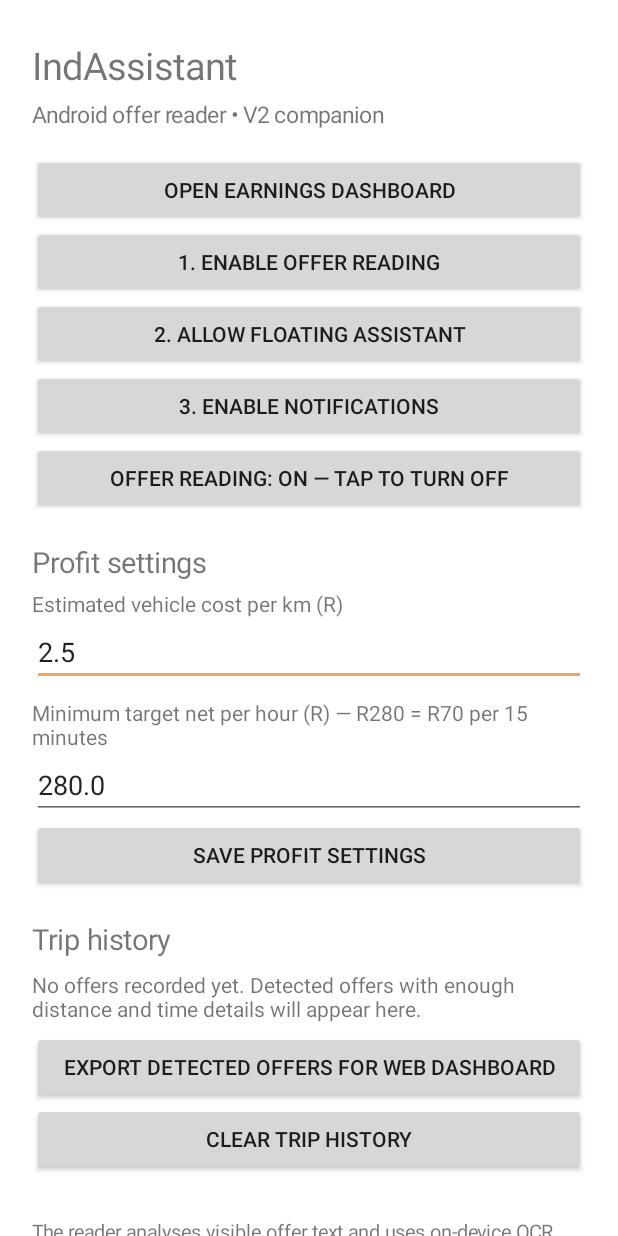
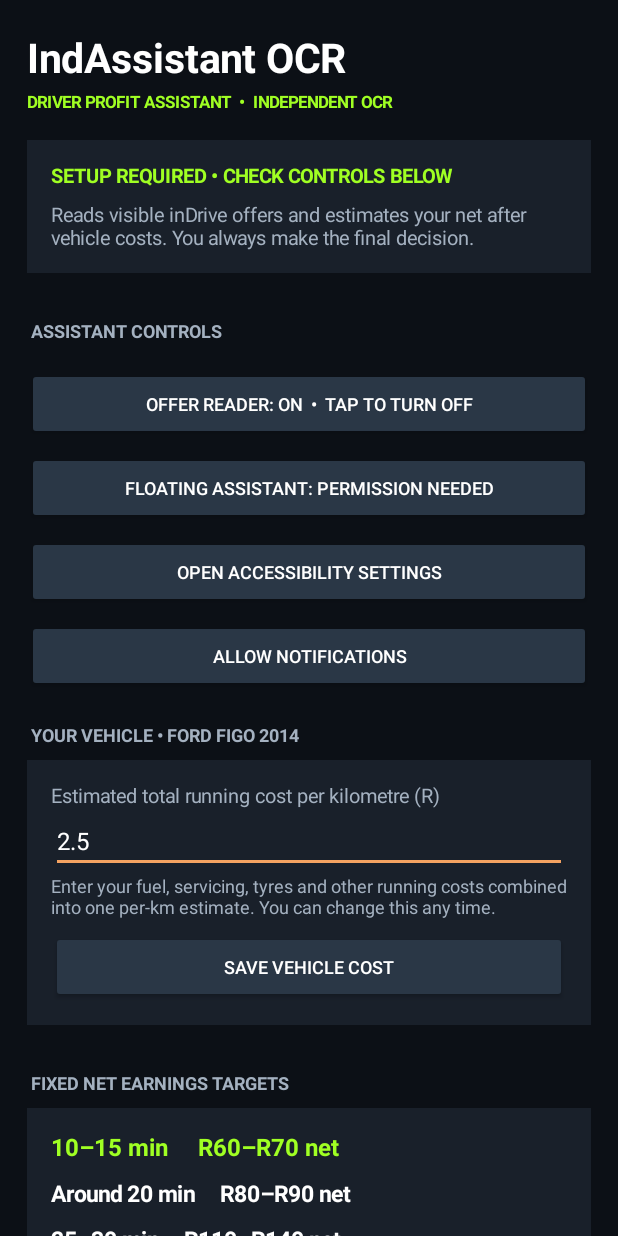
Before and after one commit to whalynbomm-blip/driver-profit-assistant-v2, an Android app: the screen it shows after launch (MainActivity), on a phone screen of 412 x 824 dp. Run offline under Robolectric (Android 15) with nearby library versions, the phone set to English and light mode, and no system bars.

Commit message:
Build standalone native IndAssistant OCR home screen

```diff
--- a/app/src/main/java/za/co/driverprofit/assistant/MainActivity.kt
+++ b/app/src/main/java/za/co/driverprofit/assistant/MainActivity.kt
@@ -7,227 +7,189 @@ import android.net.Uri
 import android.os.Build
 import android.os.Bundle
 import android.provider.Settings
+import android.graphics.Color
+import android.graphics.Typeface
+import android.view.Gravity
+import android.view.View
 import android.view.ViewGroup
-import android.widget.Button
-import android.widget.EditText
-import android.widget.LinearLayout
-import android.widget.ScrollView
-import android.widget.TextView
-import org.json.JSONArray
-import org.json.JSONObject
-import java.time.Instant
+import android.widget.*
 import androidx.appcompat.app.AppCompatActivity
 import java.text.SimpleDateFormat
 import java.util.Date
 import java.util.Locale
 
 class MainActivity : AppCompatActivity() {
-    private lateinit var prefs: android.content.SharedPreferences
+    private val prefs by lazy { getSharedPreferences("driver_profit", MODE_PRIVATE) }
+    private lateinit var status: TextView
     private lateinit var readerButton: Button
+    private lateinit var overlayButton: Button
     private lateinit var costInput: EditText
-    private lateinit var hourlyInput: EditText
+    private lateinit var preferredList: LinearLayout
+    private lateinit var restrictedList: LinearLayout
     private lateinit var historyText: TextView
+    private val bg = Color.rgb(12, 16, 22)
+    private val card = Color.rgb(25, 32, 42)
+    private val green = Color.rgb(160, 255, 35)
+    private val muted = Color.rgb(164, 177, 192)
 
     override fun onCreate(savedInstanceState: Bundle?) {
         super.onCreate(savedInstanceState)
-        prefs = getSharedPreferences("driver_profit", MODE_PRIVATE)
+        window.statusBarColor = bg
+        window.navigationBarColor = bg
+        window.decorView.systemUiVisibility = 0
         val root = LinearLayout(this).apply {
             orientation = LinearLayout.VERTICAL
-            setPadding(32, 40, 32, 32)
+            setPadding(dp(18), dp(20), dp(18), dp(28))
+            setBackgroundColor(bg)
         }
-        root.addView(TextView(this).apply {
-            text = "IndAssistant"
-            textSize = 25f
-        })
-        root.addView(TextView(this).apply {
-            text = "Android offer reader • V2 companion"
-            textSize = 15f
-            setPadding(0, 8, 0, 24)
-        })
-        root.addView(Button(this).apply {
-            text = "Open earnings dashboard"
-            setOnClickListener { startActivity(Intent(this@MainActivity, DashboardActivity::class.java)) }
-        })
-        root.addView(Button(this).apply {
-            text = "1. Enable offer reading"
-            setOnClickListener { startActivity(Intent(Settings.ACTION_ACCESSIBILITY_SETTINGS)) }
-        })
-        root.addView(Button(this).apply {
-            text = "2. Allow floating assistant"
-            setOnClickListener {
-                if (!Settings.canDrawOverlays(this@MainActivity)) {
-                    startActivity(Intent(Settings.ACTION_MANAGE_OVERLAY_PERMISSION, Uri.parse("package:$packageName")))
-                }
+        root.addView(label("IndAssistant OCR", 27, Color.WHITE, true))
+        root.addView(label("DRIVER PROFIT ASSISTANT  •  INDEPENDENT OCR", 11, green, true).apply { setPadding(0, dp(4), 0, dp(18)) })
+        val statusCard = panel()
+        status = label("READY TO CONFIGURE", 13, green, true)
+        statusCard.addView(status)
+        statusCard.addView(label("Reads visible inDrive offers and estimates your net after vehicle costs. You always make the final decision.", 13, muted, false).apply { setPadding(0, dp(8), 0, 0) })
+        root.addView(statusCard)
+        root.addView(section("ASSISTANT CONTROLS"))
+        readerButton = actionButton("")
+        readerButton.setOnClickListener { prefs.edit().putBoolean("reader_enabled", !prefs.getBoolean("reader_enabled", true)).apply(); refreshControls() }
+        root.addView(readerButton)
+        overlayButton = actionButton("")
+        overlayButton.setOnClickListener {
+            if (!Settings.canDrawOverlays(this)) {
+                startActivity(Intent(Settings.ACTION_MANAGE_OVERLAY_PERMISSION, Uri.parse("package:" + packageName)))
+            } else {
+                prefs.edit().putBoolean("overlay_enabled", !prefs.getBoolean("overlay_enabled", true)).apply()
+                refreshControls()
             }
-        })
-        root.addView(Button(this).apply {
-            text = "3. Enable notifications"
-            setOnClickListener { requestNotificationPermission() }
-        })
-        readerButton = Button(this).apply { setOnClickListener { toggleReader() } }
-        root.addView(readerButton)
-        root.addView(TextView(this).apply {
-            text = "Profit settings"
-            textSize = 19f
-            setPadding(0, 28, 0, 8)
-        })
-        root.addView(TextView(this).apply { text = "Estimated vehicle cost per km (R)" })
-        costInput = EditText(this).apply {
-            inputType = android.text.InputType.TYPE_CLASS_NUMBER or android.text.InputType.TYPE_NUMBER_FLAG_DECIMAL
-            setText(prefs.getFloat("cost_per_km", 2.50f).toString())
-            hint = "e.g. 2.50"
         }
-        root.addView(costInput, ViewGroup.LayoutParams.MATCH_PARENT, ViewGroup.LayoutParams.WRAP_CONTENT)
-        root.addView(TextView(this).apply {
-            text = "Minimum target net per hour (R) — R280 = R70 per 15 minutes"
-            setPadding(0, 12, 0, 0)
-        })
-        hourlyInput = EditText(this).apply {
-            inputType = android.text.InputType.TYPE_CLASS_NUMBER or android.text.InputType.TYPE_NUMBER_FLAG_DECIMAL
-            setText(prefs.getFloat("minimum_hourly_net", 280f).toString())
-            hint = "e.g. 100"
-        }
-        root.addView(hourlyInput, ViewGroup.LayoutParams.MATCH_PARENT, ViewGroup.LayoutParams.WRAP_CONTENT)
-        root.addView(Button(this).apply {
-            text = "Save profit settings"
-            setOnClickListener { saveSettings() }
-        })
-        root.addView(TextView(this).apply {
-            text = "Trip history"
-            textSize = 19f
-            setPadding(0, 28, 0, 8)
-        })
-        historyText = TextView(this).apply {
-            textSize = 14f
-            setPadding(0, 4, 0, 8)
-        }
-        root.addView(historyText)
-        root.addView(Button(this).apply {
-            text = "Export detected offers for web dashboard"
-            setOnClickListener {
-                val intent = Intent(Intent.ACTION_CREATE_DOCUMENT).apply {
-                    addCategory(Intent.CATEGORY_OPENABLE)
-                    type = "application/json"
-                    putExtra(Intent.EXTRA_TITLE, "indassistant-android-offers.json")
-                }
-                startActivityForResult(intent, 4102)
-            }
-        })
-        root.addView(Button(this).apply {
-            text = "Clear trip history"
-            setOnClickListener {
-                TripHistory.clear(this@MainActivity)
-                refreshHistory()
-            }
-        })
-        root.addView(TextView(this).apply {
-            text = "\nThe reader analyses visible offer text and uses on-device OCR when needed. Estimates depend on what the offer screen displays. Check every recommendation yourself. The app never taps Accept or Reject."
-            textSize = 13f
-            setPadding(0, 20, 0, 0)
-        })
-        setContentView(ScrollView(this).apply {
-            isFillViewport = true
-            addView(root)
-        })
-        refreshReaderButton()
+        root.addView(overlayButton)
+        root.addView(actionButton("OPEN ACCESSIBILITY SETTINGS").apply { setOnClickListener { startActivity(Intent(Settings.ACTION_ACCESSIBILITY_SETTINGS)) } })
+        root.addView(actionButton("ALLOW NOTIFICATIONS").apply { setOnClickListener { requestNotifications() } })
+        root.addView(section("YOUR VEHICLE • FORD FIGO 2014"))
+        val costCard = panel()
+        costCard.addView(label("Estimated total running cost per kilometre (R)", 13, muted, false))
+        costInput = edit(prefs.getFloat("cost_per_km", 2.50f).toString(), "e.g. 2.50")
+        costCard.addView(costInput)
+        costCard.addView(label("Enter your fuel, servicing, tyres and other running costs combined into one per-km estimate. You can change this any time.", 12, muted, false))
+        costCard.addView(actionButton("SAVE VEHICLE COST").apply { setOnClickListener { saveCost() } })
+        root.addView(costCard)
+        root.addView(section("FIXED NET EARNINGS TARGETS"))
+        val targets = panel()
+        targets.addView(label("10–15 min     R60–R70 net", 16, green, true))
+        targets.addView(label("Around 20 min     R80–R90 net", 15, Color.WHITE, true).apply { setPadding(0, dp(10), 0, 0) })
+        targets.addView(label("25–30 min     R110–R140 net", 15, Color.WHITE, true).apply { setPadding(0, dp(10), 0, 0) })
+        targets.addView(label("Recommendations use the lower end of each target band as the minimum. Estimated net is fare minus estimated vehicle cost.", 12, muted, false).apply { setPadding(0, dp(12), 0, 0) })
+        root.addView(targets)
+        root.addView(section("AREA PREFERENCES"))
+        val prefCard = panel()
+        prefCard.addView(label("PREFERRED AREAS", 13, green, true))
+        preferredList = LinearLayout(this).apply { orientation = LinearLayout.VERTICAL }
+        prefCard.addView(preferredList)
+        prefCard.addView(actionButton("+ ADD PREFERRED AREA").apply { setOnClickListener { addArea(true) } })
+        root.addView(prefCard)
+        val restrictedCard = panel()
+        restrictedCard.addView(label("RESTRICTED / NO-GO AREAS", 13, Color.rgb(255, 120, 105), true))
+        restrictedList = LinearLayout(this).apply { orientation = LinearLayout.VERTICAL }
+        restrictedCard.addView(restrictedList)
+        restrictedCard.addView(actionButton("+ ADD RESTRICTED AREA").apply { setOnClickListener { addArea(false) } })
+        root.addView(restrictedCard)
+        root.addView(section("RECENT OFFER HISTORY"))
+        val historyCard = panel()
+        historyText = label("No offers recorded yet.", 13, muted, false)
+        historyCard.addView(historyText)
+        historyCard.addView(actionButton("CLEAR HISTORY").apply { setOnClickListener { TripHistory.clear(this@MainActivity); refreshHistory() } })
+        root.addView(historyCard)
+        root.addView(label("Privacy and safety: offer text is processed on your device. OCR estimates can be wrong if details are hidden or unclear. Check every offer yourself. This app never taps Accept or Reject.", 12, muted, false).apply { setPadding(dp(4), dp(20), dp(4), 0) })
+        setContentView(ScrollView(this).apply { isFillViewport = true; addView(root) })
+        refreshControls()
+        refreshAreas()
         refreshHistory()
     }
 
-    @Deprecated("Use Activity Result APIs for new integrations")
-    override fun onActivityResult(requestCode: Int, resultCode: Int, data: Intent?) {
-        super.onActivityResult(requestCode, resultCode, data)
-        if (requestCode != 4102 || resultCode != RESULT_OK) return
-        val uri = data?.data ?: return
-        try {
-            val exported = JSONArray()
-            TripHistory.read(this).forEach { item ->
-                exported.put(JSONObject().apply {
-                    put("id", item.timestamp)
-                    put("timestamp", item.timestamp)
-                    put("date", Instant.ofEpochMilli(item.timestamp).toString())
-                    put("fare", item.fare)
-                    put("pickup", item.pickupKm ?: 0.0)
-                    put("trip", item.tripKm)
-                    put("km", item.totalKm)
-                    put("minutes", item.minutes)
-                    put("cost", item.estimatedCost)
-                    put("net", item.estimatedNet)
-                    put("hour", item.netPerHour)
-                    put("destination", "")
-                    put("decision", item.decision)
-                    put("source", "android-reader")
-                })
-            }
-            contentResolver.openOutputStream(uri)?.use { stream ->
-                stream.write(exported.toString(2).toByteArray(Charsets.UTF_8))
-            } ?: throw IllegalStateException("Could not open export file")
-            android.widget.Toast.makeText(this, "Android offers exported. Import this JSON in the web app History tab.", android.widget.Toast.LENGTH_LONG).show()
-        } catch (error: Exception) {
-            android.widget.Toast.makeText(this, "Export failed: " + error.message, android.widget.Toast.LENGTH_LONG).show()
+    override fun onResume() { super.onResume(); if (::status.isInitialized) refreshControls(); if (::historyText.isInitialized) refreshHistory() }
+
+    private fun dp(v: Int) = (v * resources.displayMetrics.density).toInt()
+    private fun label(value: String, size: Int, color: Int, bold: Boolean) = TextView(this).apply {
+        text = value; textSize = size.toFloat(); setTextColor(color)
+        if (bold) setTypeface(typeface, Typeface.BOLD)
+    }
+    private fun panel() = LinearLayout(this).apply {
+        orientation = LinearLayout.VERTICAL; setPadding(dp(16), dp(15), dp(16), dp(15)); setBackgroundColor(card)
+        val lp = LinearLayout.LayoutParams(-1, -2); lp.bottomMargin = dp(10); layoutParams = lp
+    }
+    private fun section(value: String) = label(value, 12, muted, true).apply { setPadding(dp(3), dp(20), 0, dp(9)) }
+    private fun actionButton(value: String) = Button(this).apply {
+        text = value; textSize = 12f; isAllCaps = false; setTextColor(Color.WHITE)
+        setBackgroundTintList(android.content.res.ColorStateList.valueOf(Color.rgb(42, 55, 70)))
+        val lp = LinearLayout.LayoutParams(-1, dp(48)); lp.topMargin = dp(8); layoutParams = lp
+    }
+    private fun edit(value: String, hintText: String) = EditText(this).apply {
+        setText(value); hint = hintText; textSize = 16f; setTextColor(Color.WHITE); setHintTextColor(muted)
+        inputType = android.text.InputType.TYPE_CLASS_NUMBER or android.text.InputType.TYPE_NUMBER_FLAG_DECIMAL
+        setSingleLine(true)
+    }
+    private fun refreshControls() {
+        val read = prefs.getBoolean("reader_enabled", true)
+        val over = prefs.getBoolean("overlay_enabled", true)
+        readerButton.text = if (read) "OFFER READER: ON  •  TAP TO TURN OFF" else "OFFER READER: OFF  •  TAP TO TURN ON"
+        overlayButton.text = if (!Settings.canDrawOverlays(this)) "FLOATING ASSISTANT: PERMISSION NEEDED" else if (over) "FLOATING ASSISTANT: ON  •  TAP TO TURN OFF" else "FLOATING ASSISTANT: OFF  •  TAP TO TURN ON"
+        status.text = if (read && Settings.canDrawOverlays(this) && over) "ASSISTANT CONFIGURED • READY TO READ" else "SETUP REQUIRED • CHECK CONTROLS BELOW"
+    }
+    private fun saveCost() {
+        val value = costInput.text.toString().toFloatOrNull()
+        if (value == null || value < 0f) { costInput.error = "Enter a valid amount"; return }
+        prefs.edit().putFloat("cost_per_km", value).apply()
+        Toast.makeText(this, "Vehicle cost saved", Toast.LENGTH_SHORT).show()
+    }
+    private fun requestNotifications() {
+        if (Build.VERSION.SDK_INT >= 33 && checkSelfPermission(Manifest.permission.POST_NOTIFICATIONS) != PackageManager.PERMISSION_GRANTED)
+            requestPermissions(arrayOf(Manifest.permission.POST_NOTIFICATIONS), 7301)
+        else Toast.makeText(this, "Notification permission is already available or not required on this Android version.", Toast.LENGTH_SHORT).show()
+    }
+    private fun readAreas(key: String): MutableList<String> {
+        val arr = try { org.json.JSONArray(prefs.getString(key, "[]") ?: "[]") } catch (_: Exception) { org.json.JSONArray() }
+        return (0 until arr.length()).map { arr.optString(it).trim() }.filter { it.isNotBlank() }.toMutableList()
+    }
+    private fun saveAreas(key: String, values: List<String>) {
+        val arr = org.json.JSONArray(); values.forEach { arr.put(it) }; prefs.edit().putString(key, arr.toString()).apply()
+    }
+    private fun refreshAreas() {
+        if (!::preferredList.isInitialized) return
+        renderAreas(preferredList, "preferred_areas", true)
+        renderAreas(restrictedList, "restricted_areas", false)
+    }
+    private fun renderAreas(container: LinearLayout, key: String, preferred: Boolean) {
+        container.removeAllViews()
+        val values = readAreas(key)
+        if (values.isEmpty()) container.addView(label("None added yet", 12, muted, false).apply { setPadding(0, dp(8), 0, dp(4)) })
+        values.forEach { value ->
+            val line = LinearLayout(this).apply { orientation = LinearLayout.HORIZONTAL; gravity = Gravity.CENTER_VERTICAL }
+            val name = label(value, 14, Color.WHITE, false); line.addView(name, LinearLayout.LayoutParams(0, -2, 1f))
+            line.addView(Button(this).apply {
+                text = "REMOVE"; textSize = 10f; setOnClickListener { val next = readAreas(key).apply { remove(value) }; saveAreas(key, next); refreshAreas() }
+            })
+            container.addView(line)
         }
     }
-
-    override fun onResume() {
-        super.onResume()
-        if (::historyText.isInitialized) refreshHistory()
+    private fun addArea(preferred: Boolean) {
+        val input = EditText(this).apply { hint = "Area or suburb name" }
+        AlertDialog.Builder(this).setTitle(if (preferred) "Add preferred area" else "Add restricted / no-go area")
+            .setView(input).setNegativeButton("Cancel", null).setPositiveButton("Save") { _, _ ->
+                val value = input.text.toString().trim()
+                if (value.isNotBlank()) {
+                    val key = if (preferred) "preferred_areas" else "restricted_areas"
+                    val values = readAreas(key)
+                    if (values.none { it.equals(value, true) }) values.add(value)
+                    saveAreas(key, values); refreshAreas()
+                }
+            }.show()
     }
-
-    private fun requestNotificationPermission() {
-        if (Build.VERSION.SDK_INT >= 33) {
-            if (checkSelfPermission(Manifest.permission.POST_NOTIFICATIONS) != PackageManager.PERMISSION_GRANTED) {
-                requestPermissions(arrayOf(Manifest.permission.POST_NOTIFICATIONS), 7301)
-            } else {
-                android.widget.Toast.makeText(this, "Notifications are already enabled", android.widget.Toast.LENGTH_SHORT).show()
-            }
-        } else {
-            android.widget.Toast.makeText(this, "This Android version does not require notification permission", android.widget.Toast.LENGTH_SHORT).show()
+    private fun refreshHistory() {
+        val rows = TripHistory.read(this)
+        if (rows.isEmpty()) { historyText.text = "No offers recorded yet. Detected offers with enough details will appear here."; return }
+        val fmt = SimpleDateFormat("dd MMM • HH:mm", Locale.getDefault())
+        historyText.text = rows.take(12).joinToString("\n\n") { r ->
+            fmt.format(Date(r.timestamp)) + "\nFare R%.2f • net R%.2f • %.0f min\n%s".format(Locale.US, r.fare, r.estimatedNet, r.minutes, r.decision)
         }
     }
-
-    private fun toggleReader() {
-        val enabled = !prefs.getBoolean("reader_enabled", true)
-        prefs.edit().putBoolean("reader_enabled", enabled).apply()
-        refreshReaderButton()
-    }
-
-    private fun refreshReaderButton() {
-        readerButton.text = if (prefs.getBoolean("reader_enabled", true))
-            "Offer reading: ON — tap to turn OFF" else "Offer reading: OFF — tap to turn ON"
-    }
-
-    private fun saveSettings() {
-        val cost = costInput.text.toString().toFloatOrNull()
-        val hourly = hourlyInput.text.toString().toFloatOrNull()
-        if (cost == null || hourly == null || cost < 0 || hourly < 0) {
-            costInput.error = "Enter valid non-negative amounts"
-            return
-        }
-        prefs.edit()
-            .putFloat("cost_per_km", cost)
-            .putFloat("minimum_hourly_net", hourly)
-            .apply()
-        android.widget.Toast.makeText(this, "Profit settings saved", android.widget.Toast.LENGTH_SHORT).show()
-    }
-
-    private fun refreshHistory() {
-        val records = TripHistory.read(this)
-        if (records.isEmpty()) {
-            historyText.text = "No offers recorded yet. Detected offers with enough distance and time details will appear here."
-            return
-        }
-        val totalNet = records.sumOf { it.estimatedNet }
-        val totalFare = records.sumOf { it.fare }
-        val formatter = SimpleDateFormat("dd MMM, HH:mm", Locale.getDefault())
-        val lines = records.take(15).map { item ->
-            val date = formatter.format(Date(item.timestamp))
-            val pickup = item.pickupKm?.let { "Pickup %.1f km • ".format(Locale.US, it) } ?: ""
-            "$date\nR%.2f fare • %sTrip %.1f km • %.0f min\nEst. net R%.2f • %s".format(
-                Locale.US, item.fare, pickup, item.tripKm, item.minutes,
-                item.estimatedNet, item.decision
-            )
-        }
-        historyText.text = "Recorded offers: ${records.size} (latest 15 shown)\nTotal recorded fares: R%.2f\nTotal estimated net: R%.2f\n\n%s".format(
-            Locale.US, totalFare, totalNet, lines.joinToString("\n\n")
-        )
-    }
 }
```
